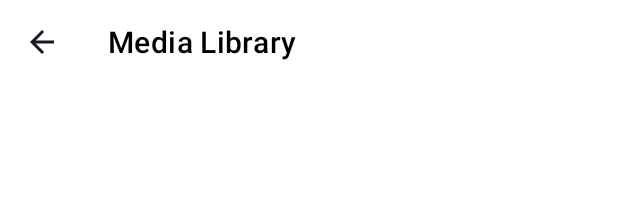
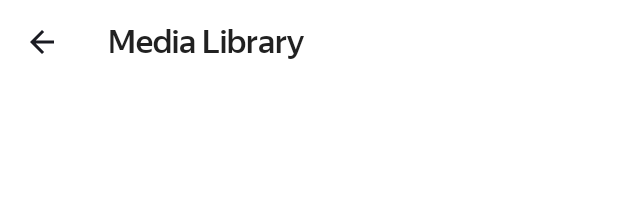
Before and after one commit to RD2W/PlaylistMaker, an Android app: the layout activity_media.xml on its own in the app's theme, with its tools: preview values and no code run, on a phone screen of 412 x 824 dp. Shown: the top 219 px of the screen. Run offline under Robolectric (Android 15) with nearby library versions, the phone set to English and light mode, and no system bars.

Commit message:
Добавить и применить кастомный стиль для Toolbar

```diff
--- a/app/src/main/res/layout/activity_main.xml
+++ b/app/src/main/res/layout/activity_main.xml
@@ -9,6 +9,7 @@
     tools:context=".main.presentation.view.MainActivity">
 
     <com.google.android.material.appbar.MaterialToolbar
+        style="@style/CustomToolbarStyle"
         android:id="@+id/topAppBar"
         android:layout_width="match_parent"
         android:layout_height="?attr/actionBarSize"
--- a/app/src/main/res/layout/activity_media.xml
+++ b/app/src/main/res/layout/activity_media.xml
@@ -8,12 +8,12 @@
     tools:context=".media.presentation.view.MediaActivity">
 
     <com.google.android.material.appbar.MaterialToolbar
+        style="@style/CustomToolbarStyle"
         android:id="@+id/topAppBar"
         android:layout_width="match_parent"
         android:layout_height="?attr/actionBarSize"
         android:layout_marginBottom="@dimen/value_24"
         app:title="@string/media_library_button"
-        app:navigationIcon="@drawable/ic_back"
-        app:titleTextColor="@color/text"/>
+        app:navigationIcon="@drawable/ic_back"/>
 
 </LinearLayout>
--- a/app/src/main/res/layout/activity_search.xml
+++ b/app/src/main/res/layout/activity_search.xml
@@ -8,12 +8,12 @@
     tools:context=".search.presentation.view.SearchActivity">
 
     <com.google.android.material.appbar.MaterialToolbar
+       style="@style/CustomToolbarStyle"
        android:id="@+id/topAppBar"
        android:layout_width="match_parent"
        android:layout_height="?attr/actionBarSize"
        app:title="@string/search_button"
-       app:navigationIcon="@drawable/ic_back"
-       app:titleTextColor="@color/text"/>
+       app:navigationIcon="@drawable/ic_back"/>
 
     <FrameLayout
         android:layout_width="match_parent"
--- a/app/src/main/res/layout/activity_settings.xml
+++ b/app/src/main/res/layout/activity_settings.xml
@@ -8,13 +8,13 @@
     tools:context=".settings.presentation.view.SettingsActivity">
 
     <com.google.android.material.appbar.MaterialToolbar
+        style="@style/CustomToolbarStyle"
         android:id="@+id/topAppBar"
         android:layout_width="match_parent"
         android:layout_height="?attr/actionBarSize"
         android:layout_marginBottom="@dimen/value_24"
         app:title="@string/settings_button"
-        app:navigationIcon="@drawable/ic_back"
-        app:titleTextColor="@color/text"/>
+        app:navigationIcon="@drawable/ic_back"/>
 
     <com.google.android.material.switchmaterial.SwitchMaterial
         style="@style/ItemSettingsStyle"
--- a/app/src/main/res/values/styles.xml
+++ b/app/src/main/res/values/styles.xml
@@ -96,4 +96,15 @@
         <item name="cornerRadius">@dimen/corner_radius_54</item>
     </style>
 
+    <style name="CustomToolbarStyle" parent="Widget.MaterialComponents.Toolbar">
+        <item name="titleTextAppearance">@style/CustomToolbarTitleText</item>
+    </style>
+
+    <style name="CustomToolbarTitleText">
+        <item name="android:fontFamily">@font/ys_display_medium</item>
+        <item name="android:textSize">@dimen/text_title_size</item>
+        <item name="android:textColor">@color/text</item>
+        <item name="android:textFontWeight">500</item>
+    </style>
+
 </resources>
```
